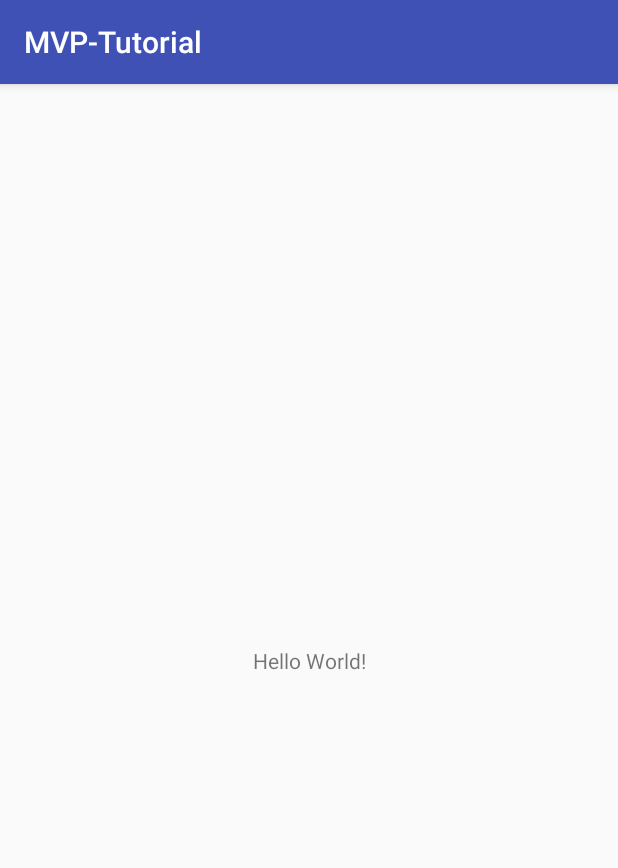
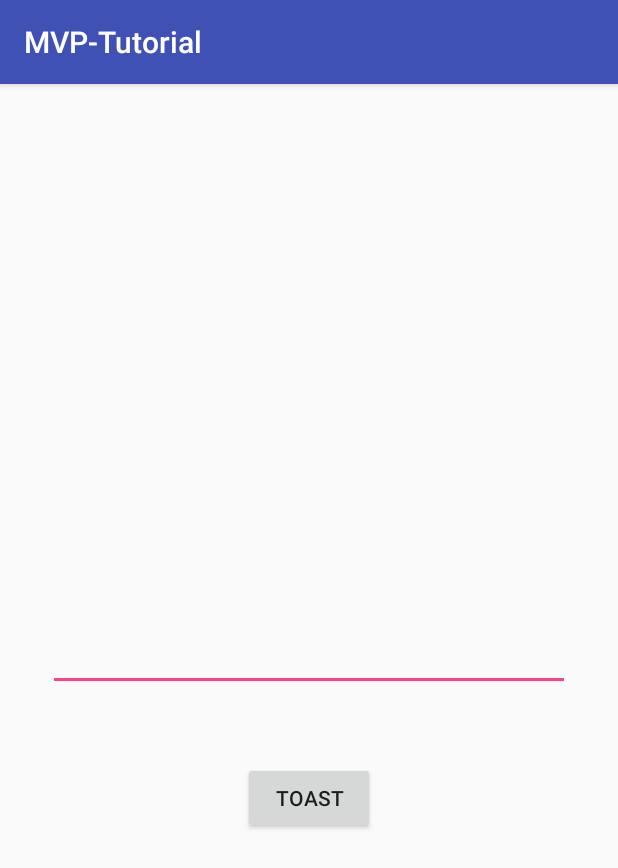
Before and after one commit to aminamerian/android-mvp-tutorial, an Android app: the screen it shows after launch (MainActivity), on a phone screen of 412 x 824 dp. Shown: the top 868 px of the screen. Run offline under Robolectric (Android 15) with nearby library versions, the phone set to English and light mode, and no system bars.

Commit message:
input text is shown as toast message

```diff
--- a/app/src/main/AndroidManifest.xml
+++ b/app/src/main/AndroidManifest.xml
@@ -9,7 +9,7 @@
         android:roundIcon="@mipmap/ic_launcher_round"
         android:supportsRtl="true"
         android:theme="@style/AppTheme">
-        <activity android:name=".MainActivity">
+        <activity android:name=".features.MainActivity">
             <intent-filter>
                 <action android:name="android.intent.action.MAIN" />
 
--- a/app/src/main/java/am2/example/com/mvp_tutorial/MainActivity.java
+++ /dev/null
@@ -1,13 +0,0 @@
-package am2.example.com.mvp_tutorial;
-
-import android.support.v7.app.AppCompatActivity;
-import android.os.Bundle;
-
-public class MainActivity extends AppCompatActivity {
-
-    @Override
-    protected void onCreate(Bundle savedInstanceState) {
-        super.onCreate(savedInstanceState);
-        setContentView(R.layout.activity_main);
-    }
-}
--- /dev/null
+++ b/app/src/main/java/am2/example/com/mvp_tutorial/features/Contract.java
@@ -0,0 +1,17 @@
+package am2.example.com.mvp_tutorial.features;
+
+import am2.example.com.mvp_tutorial.utils.bases.IPresenter;
+import am2.example.com.mvp_tutorial.utils.bases.IView;
+
+/**
+ * Created by Amin on 06/08/2018.
+ */
+public interface Contract {
+    interface View extends IView<Presenter> {
+        void showToast(String text);
+    }
+
+    interface Presenter extends IPresenter<View> {
+        void buttonClicked(String text);
+    }
+}
--- /dev/null
+++ b/app/src/main/java/am2/example/com/mvp_tutorial/features/MainActivity.java
@@ -0,0 +1,52 @@
+package am2.example.com.mvp_tutorial.features;
+
+import android.content.Context;
+import android.support.v7.app.AppCompatActivity;
+import android.os.Bundle;
+import android.view.View;
+import android.widget.Button;
+import android.widget.EditText;
+import android.widget.Toast;
+
+import am2.example.com.mvp_tutorial.R;
+
+public class MainActivity extends AppCompatActivity implements Contract.View {
+
+    private static final String TAG = "MainActivity";
+    private Contract.Presenter presenterLayer;
+
+    @Override
+    protected void onCreate(Bundle savedInstanceState) {
+        super.onCreate(savedInstanceState);
+        setContentView(R.layout.activity_main);
+
+        presenterLayer = new Presenter();
+        presenterLayer.onViewAttached(this);
+
+        final EditText input = findViewById(R.id.editText_input);
+        Button button = findViewById(R.id.button);
+
+        button.setOnClickListener(new View.OnClickListener() {
+            @Override
+            public void onClick(View view) {
+                presenterLayer.buttonClicked(input.getText().toString());
+            }
+        });
+    }
+
+
+    @Override
+    public Context getActivityContext() {
+        return this;
+    }
+
+    @Override
+    public Context getAppContext() {
+        return getActivityContext();
+    }
+
+    @Override
+    public void showToast(String text) {
+        Toast.makeText(this, text, Toast.LENGTH_SHORT).show();
+    }
+}
--- /dev/null
+++ b/app/src/main/java/am2/example/com/mvp_tutorial/features/Presenter.java
@@ -0,0 +1,21 @@
+package am2.example.com.mvp_tutorial.features;
+
+public class Presenter implements Contract.Presenter {
+
+    private Contract.View viewLayer;
+    private static final String TAG = "Presenter";
+
+    public Presenter() {
+    }
+
+    @Override
+    public void onViewAttached(Contract.View view) {
+        viewLayer = view;
+    }
+
+
+    @Override
+    public void buttonClicked(String text) {
+        viewLayer.showToast(text);
+    }
+}
--- /dev/null
+++ b/app/src/main/java/am2/example/com/mvp_tutorial/utils/bases/IPresenter.java
@@ -0,0 +1,7 @@
+package am2.example.com.mvp_tutorial.utils.bases;
+
+public interface IPresenter<T>{
+
+    void onViewAttached(T view);
+
+}
--- /dev/null
+++ b/app/src/main/java/am2/example/com/mvp_tutorial/utils/bases/IView.java
@@ -0,0 +1,9 @@
+package am2.example.com.mvp_tutorial.utils.bases;
+
+import android.content.Context;
+
+public interface IView<T> {
+
+    Context getActivityContext();
+    Context getAppContext();
+}
--- a/app/src/main/res/layout/activity_main.xml
+++ b/app/src/main/res/layout/activity_main.xml
@@ -4,15 +4,34 @@
     xmlns:tools="http://schemas.android.com/tools"
     android:layout_width="match_parent"
     android:layout_height="match_parent"
-    tools:context=".MainActivity">
+    tools:context=".features.MainActivity">
 
-    <TextView
+    <EditText
+        android:id="@+id/editText_input"
+        android:layout_width="0dp"
+        android:layout_height="44dp"
+        android:layout_marginBottom="8dp"
+        android:layout_marginEnd="32dp"
+        android:layout_marginStart="32dp"
+        android:layout_marginTop="8dp"
+        android:inputType="text"
+        app:layout_constraintBottom_toTopOf="@+id/button"
+        app:layout_constraintEnd_toEndOf="parent"
+        app:layout_constraintHorizontal_bias="0.0"
+        app:layout_constraintStart_toStartOf="parent"
+        app:layout_constraintTop_toTopOf="parent"
+        app:layout_constraintVertical_bias="0.9" />
+
+    <Button
+        android:id="@+id/button"
         android:layout_width="wrap_content"
         android:layout_height="wrap_content"
-        android:text="Hello World!"
+        android:layout_marginBottom="268dp"
+        android:layout_marginEnd="8dp"
+        android:layout_marginStart="8dp"
+        android:text="Toast"
         app:layout_constraintBottom_toBottomOf="parent"
-        app:layout_constraintLeft_toLeftOf="parent"
-        app:layout_constraintRight_toRightOf="parent"
-        app:layout_constraintTop_toTopOf="parent" />
+        app:layout_constraintEnd_toEndOf="parent"
+        app:layout_constraintStart_toStartOf="parent" />
 
 </android.support.constraint.ConstraintLayout>
```
